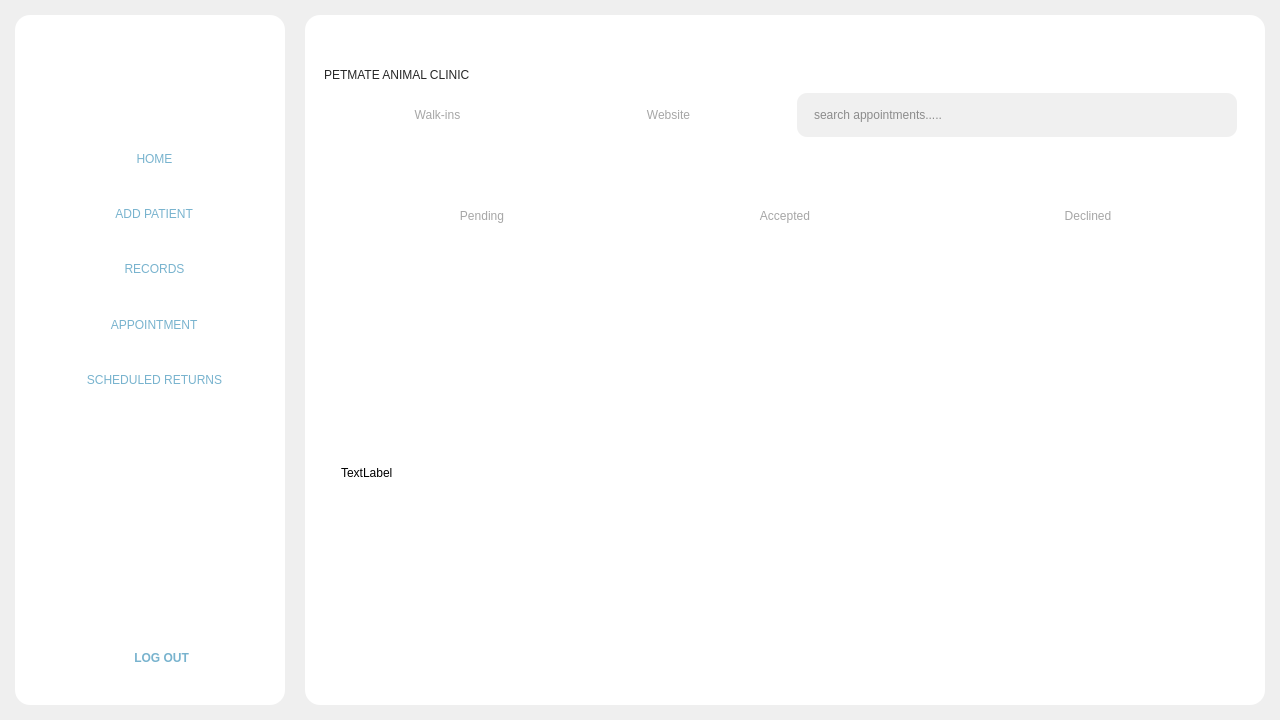
First picture: the form in Frontend/Home.ui, repository DreddVDomasian/Petmate-Desktop-Application, before the edit.
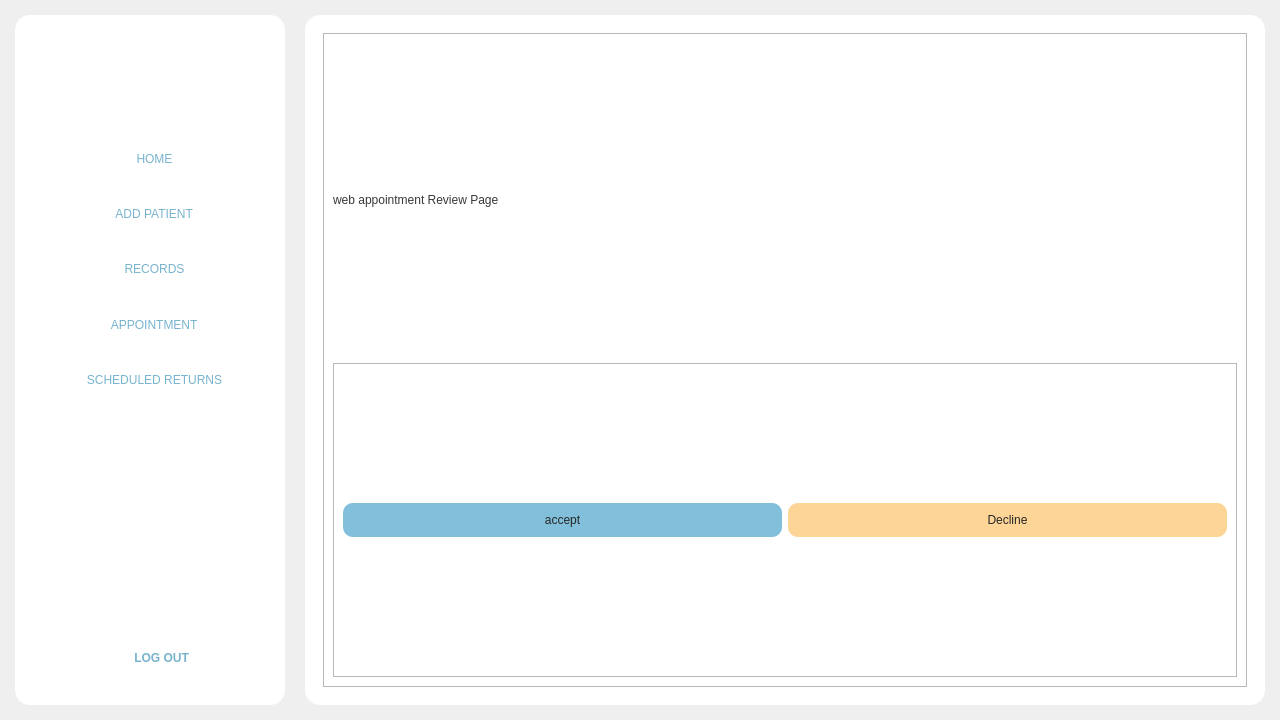
Second picture: the form after the edit. The open tabs and pages were chosen to show the change. Icons and pictures are not drawn.

Commit message: date format update sa web appointment

The edit to the form file:
```diff
--- a/Frontend/Home.ui
+++ b/Frontend/Home.ui
@@ -3221,6 +3221,21 @@
                    <string notr="true"/>
                   </property>
                   <layout class="QVBoxLayout" name="verticalLayout_18">
+                   <property name="spacing">
+                    <number>0</number>
+                   </property>
+                   <property name="leftMargin">
+                    <number>0</number>
+                   </property>
+                   <property name="topMargin">
+                    <number>0</number>
+                   </property>
+                   <property name="rightMargin">
+                    <number>0</number>
+                   </property>
+                   <property name="bottomMargin">
+                    <number>0</number>
+                   </property>
                    <item>
                     <widget class="QFrame" name="AcceptedDeclineBtns">
                      <property name="sizePolicy">
@@ -3340,7 +3355,7 @@
                      <property name="minimumSize">
                       <size>
                        <width>0</width>
-                       <height>409</height>
+                       <height>440</height>
                       </size>
                      </property>
                      <property name="styleSheet">
@@ -3436,8 +3451,8 @@
                            <rect>
                             <x>0</x>
                             <y>0</y>
-                            <width>906</width>
-                            <height>409</height>
+                            <width>924</width>
+                            <height>440</height>
                            </rect>
                           </property>
                           <layout class="QVBoxLayout" name="verticalLayout_42">
@@ -8079,8 +8094,84 @@
            </item>
           </layout>
          </widget>
-         <widget class="QWidget" name="page">
-          <layout class="QVBoxLayout" name="verticalLayout_61"/>
+         <widget class="QWidget" name="webAppReview">
+          <layout class="QVBoxLayout" name="verticalLayout_61">
+           <item>
+            <widget class="QFrame" name="frame_3">
+             <property name="frameShape">
+              <enum>QFrame::StyledPanel</enum>
+             </property>
+             <property name="frameShadow">
+              <enum>QFrame::Raised</enum>
+             </property>
+             <layout class="QVBoxLayout" name="verticalLayout_45">
+              <item>
+               <widget class="QLabel" name="label_13">
+                <property name="styleSheet">
+                 <string notr="true">font: 18pt &quot;Rubik Mono One&quot;;
+color:rgb(56, 56, 56);</string>
+                </property>
+                <property name="text">
+                 <string>web appointment Review Page</string>
+                </property>
+               </widget>
+              </item>
+              <item>
+               <widget class="QFrame" name="frame_22">
+                <property name="styleSheet">
+                 <string notr="true">QPushButton{
+	font: 57 14pt &quot;Montserrat Medium&quot;;
+	color:rgb(39, 39, 39);
+	background-color: #81BFDA;
+	border-radius: 10px;
+	padding:10px 20px 10px 20px;
+}
+QPushButton:hover{
+	background-color: rgb(117, 173, 197);
+	border-radius: 10px;
+}</string>
+                </property>
+                <property name="frameShape">
+                 <enum>QFrame::StyledPanel</enum>
+                </property>
+                <property name="frameShadow">
+                 <enum>QFrame::Raised</enum>
+                </property>
+                <layout class="QHBoxLayout" name="horizontalLayout_33">
+                 <item>
+                  <widget class="QPushButton" name="pushButton_2">
+                   <property name="text">
+                    <string>accept</string>
+                   </property>
+                  </widget>
+                 </item>
+                 <item>
+                  <widget class="QPushButton" name="pushButton_3">
+                   <property name="styleSheet">
+                    <string notr="true">QPushButton{
+	font: 57 14pt &quot;Montserrat Medium&quot;;
+	color:rgb(39, 39, 39);
+	background-color: #FCD597;
+	border-radius: 10px;
+	padding:10px 20px 10px 20px;
+}
+QPushButton:hover{
+background-color: rgb(223, 188, 134);
+border-radius: 10px;
+}</string>
+                   </property>
+                   <property name="text">
+                    <string>Decline</string>
+                   </property>
+                  </widget>
+                 </item>
+                </layout>
+               </widget>
+              </item>
+             </layout>
+            </widget>
+           </item>
+          </layout>
          </widget>
         </widget>
        </item>
```
Left out of the diff: 24 changed lines with no effect on the pictures. The commit also changes 2 other files.
